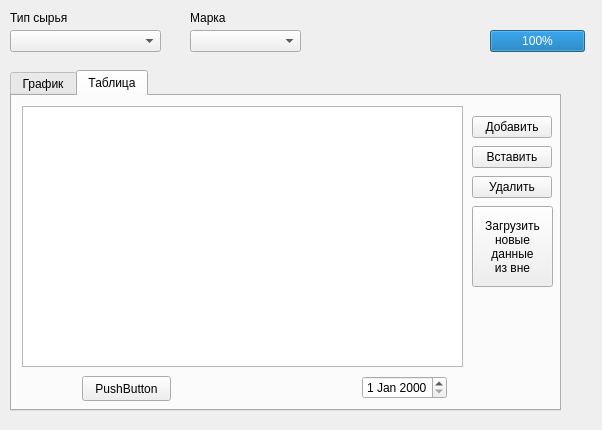
This is src/widgets/viewdata.ui in glebmillenium/forecasting-financial-time-series as Qt 5 draws it before an edit. The edited form follows.
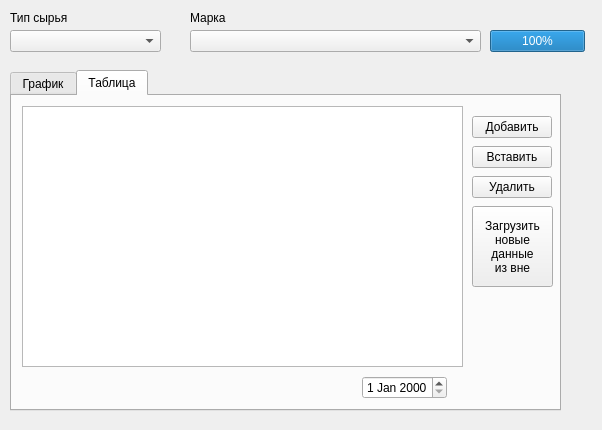
This is the edited form.

```diff
--- a/src/widgets/viewdata.ui
+++ b/src/widgets/viewdata.ui
@@ -182,19 +182,6 @@
 из вне</string>
      </property>
     </widget>
-    <widget class="QPushButton" name="pushButton">
-     <property name="geometry">
-      <rect>
-       <x>70</x>
-       <y>280</y>
-       <width>89</width>
-       <height>25</height>
-      </rect>
-     </property>
-     <property name="text">
-      <string>PushButton</string>
-     </property>
-    </widget>
    </widget>
   </widget>
   <widget class="QProgressBar" name="progressBar">
@@ -234,7 +221,7 @@
     <rect>
      <x>190</x>
      <y>30</y>
-     <width>111</width>
+     <width>291</width>
      <height>22</height>
     </rect>
    </property>
```
